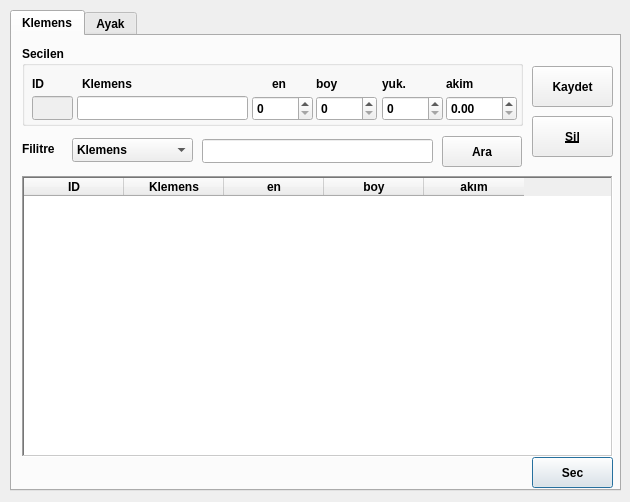
Above: QT_file/klemens.ui from yavuzbektas/transformator_calc before the change. Below: the same form after it.
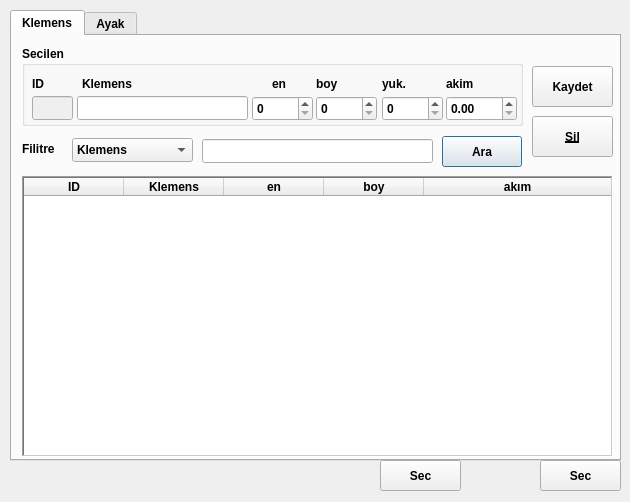
That is the form after the change.

What changed in the file:
```diff
--- a/QT_file/klemens.ui
+++ b/QT_file/klemens.ui
@@ -19,7 +19,7 @@
      <x>10</x>
      <y>10</y>
      <width>611</width>
-     <height>481</height>
+     <height>451</height>
     </rect>
    </property>
    <property name="font">
@@ -35,25 +35,6 @@
     <attribute name="title">
      <string>Klemens</string>
     </attribute>
-    <widget class="QPushButton" name="pushButton_sec_klemens">
-     <property name="geometry">
-      <rect>
-       <x>520</x>
-       <y>421</y>
-       <width>81</width>
-       <height>31</height>
-      </rect>
-     </property>
-     <property name="font">
-      <font>
-       <weight>75</weight>
-       <bold>true</bold>
-      </font>
-     </property>
-     <property name="text">
-      <string>Sec</string>
-     </property>
-    </widget>
     <widget class="QTableWidget" name="tableWidget_klemens">
      <property name="geometry">
       <rect>
@@ -75,6 +56,12 @@
      <property name="selectionBehavior">
       <enum>QAbstractItemView::SelectRows</enum>
      </property>
+     <property name="sortingEnabled">
+      <bool>true</bool>
+     </property>
+     <attribute name="horizontalHeaderStretchLastSection">
+      <bool>true</bool>
+     </attribute>
      <attribute name="verticalHeaderShowSortIndicator" stdset="0">
       <bool>false</bool>
      </attribute>
@@ -840,6 +827,44 @@
     </widget>
    </widget>
   </widget>
+  <widget class="QPushButton" name="pushButton_sec_klemens">
+   <property name="geometry">
+    <rect>
+     <x>380</x>
+     <y>460</y>
+     <width>81</width>
+     <height>31</height>
+    </rect>
+   </property>
+   <property name="font">
+    <font>
+     <weight>75</weight>
+     <bold>true</bold>
+    </font>
+   </property>
+   <property name="text">
+    <string>Sec</string>
+   </property>
+  </widget>
+  <widget class="QPushButton" name="pushButton_sec">
+   <property name="geometry">
+    <rect>
+     <x>540</x>
+     <y>460</y>
+     <width>81</width>
+     <height>31</height>
+    </rect>
+   </property>
+   <property name="font">
+    <font>
+     <weight>75</weight>
+     <bold>true</bold>
+    </font>
+   </property>
+   <property name="text">
+    <string>Sec</string>
+   </property>
+  </widget>
  </widget>
  <resources/>
  <connections/>
```
Left out of the diff: 4 changed lines with no effect on the pictures.
